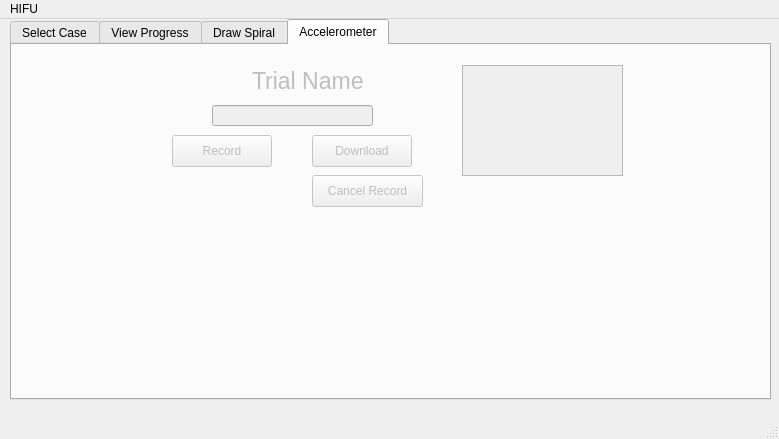
The window that spiralDraw.ui (aet37/Spiral-Drawing) describes before a commit, drawn with Qt 5.
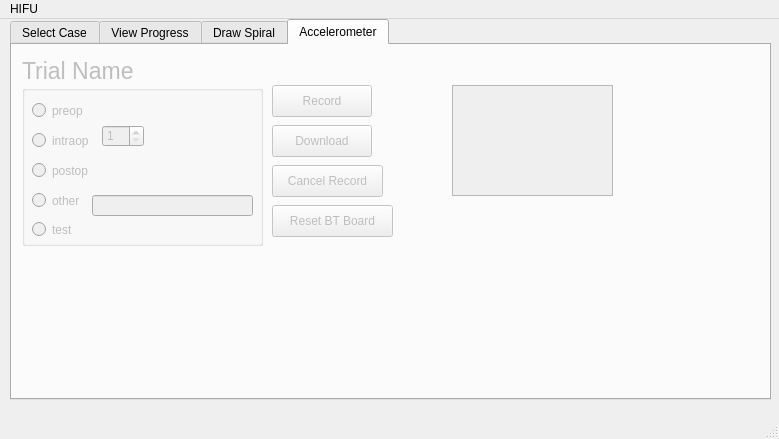
The same window after the commit. The open tabs and pages were chosen to show the change.

Patch:
```diff
--- a/spiralDraw.ui
+++ b/spiralDraw.ui
@@ -146,8 +146,8 @@
      <widget class="QLabel" name="label_2">
       <property name="geometry">
        <rect>
-        <x>240</x>
-        <y>20</y>
+        <x>10</x>
+        <y>10</y>
         <width>111</width>
         <height>31</height>
        </rect>
@@ -164,8 +164,8 @@
      <widget class="QPushButton" name="recordAccel">
       <property name="geometry">
        <rect>
-        <x>160</x>
-        <y>90</y>
+        <x>260</x>
+        <y>40</y>
         <width>100</width>
         <height>32</height>
        </rect>
@@ -180,8 +180,8 @@
       </property>
       <property name="geometry">
        <rect>
-        <x>300</x>
-        <y>90</y>
+        <x>260</x>
+        <y>80</y>
         <width>100</width>
         <height>32</height>
        </rect>
@@ -190,24 +190,11 @@
        <string>Download</string>
       </property>
      </widget>
-     <widget class="QLineEdit" name="trialNameAccel">
-      <property name="enabled">
-       <bool>false</bool>
-      </property>
-      <property name="geometry">
-       <rect>
-        <x>200</x>
-        <y>60</y>
-        <width>161</width>
-        <height>21</height>
-       </rect>
-      </property>
-     </widget>
      <widget class="QPushButton" name="cancelRecord">
       <property name="geometry">
        <rect>
-        <x>300</x>
-        <y>130</y>
+        <x>260</x>
+        <y>120</y>
         <width>111</width>
         <height>32</height>
        </rect>
@@ -219,13 +206,130 @@
      <widget class="QListWidget" name="accelCases">
       <property name="geometry">
        <rect>
-        <x>450</x>
-        <y>20</y>
+        <x>440</x>
+        <y>40</y>
         <width>161</width>
         <height>111</height>
        </rect>
       </property>
      </widget>
+     <widget class="QGroupBox" name="accel_trial_sel">
+      <property name="geometry">
+       <rect>
+        <x>10</x>
+        <y>40</y>
+        <width>241</width>
+        <height>161</height>
+       </rect>
+      </property>
+      <property name="title">
+       <string/>
+      </property>
+      <widget class="QRadioButton" name="preopRadio">
+       <property name="geometry">
+        <rect>
+         <x>10</x>
+         <y>10</y>
+         <width>91</width>
+         <height>31</height>
+        </rect>
+       </property>
+       <property name="text">
+        <string>preop</string>
+       </property>
+      </widget>
+      <widget class="QRadioButton" name="intraopRadio">
+       <property name="geometry">
+        <rect>
+         <x>10</x>
+         <y>40</y>
+         <width>101</width>
+         <height>31</height>
+        </rect>
+       </property>
+       <property name="text">
+        <string>intraop</string>
+       </property>
+      </widget>
+      <widget class="QRadioButton" name="postopRadio">
+       <property name="geometry">
+        <rect>
+         <x>10</x>
+         <y>70</y>
+         <width>101</width>
+         <height>31</height>
+        </rect>
+       </property>
+       <property name="text">
+        <string>postop</string>
+       </property>
+      </widget>
+      <widget class="QRadioButton" name="otherRadio">
+       <property name="geometry">
+        <rect>
+         <x>10</x>
+         <y>100</y>
+         <width>101</width>
+         <height>31</height>
+        </rect>
+       </property>
+       <property name="text">
+        <string>other</string>
+       </property>
+      </widget>
+      <widget class="QLineEdit" name="trialNameAccel">
+       <property name="enabled">
+        <bool>false</bool>
+       </property>
+       <property name="geometry">
+        <rect>
+         <x>70</x>
+         <y>110</y>
+         <width>161</width>
+         <height>21</height>
+        </rect>
+       </property>
+      </widget>
+      <widget class="QRadioButton" name="testRadio">
+       <property name="geometry">
+        <rect>
+         <x>10</x>
+         <y>129</y>
+         <width>101</width>
+         <height>31</height>
+        </rect>
+       </property>
+       <property name="text">
+        <string>test</string>
+       </property>
+      </widget>
+      <widget class="QSpinBox" name="spinBox">
+       <property name="geometry">
+        <rect>
+         <x>80</x>
+         <y>40</y>
+         <width>42</width>
+         <height>22</height>
+        </rect>
+       </property>
+       <property name="minimum">
+        <number>1</number>
+       </property>
+      </widget>
+     </widget>
+     <widget class="QPushButton" name="resetBoard">
+      <property name="geometry">
+       <rect>
+        <x>260</x>
+        <y>160</y>
+        <width>121</width>
+        <height>32</height>
+       </rect>
+      </property>
+      <property name="text">
+       <string>Reset BT Board</string>
+      </property>
+     </widget>
     </widget>
    </widget>
   </widget>
```
Left out of the diff: 2 changed lines with no effect on the pictures.
